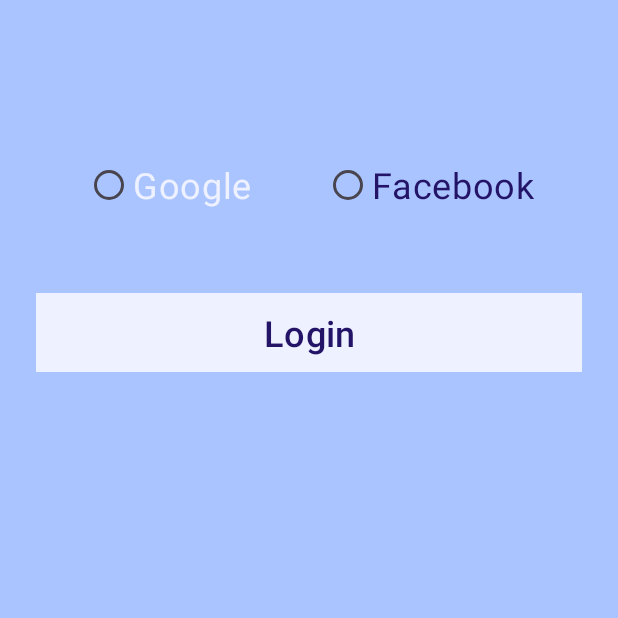
After one commit to MuhammedRefaatMetwally/ITI_Project, an Android app: the SecondActivity screen opened directly, with no data from a screen before it, on a phone screen of 412 x 824 dp, the top half of it. The commit adds this screen. Run offline under Robolectric (Android 15) with nearby library versions, the phone set to English and light mode, and no system bars.

Commit message:
Task#4 Explicit Intent - onActivityResult - startActivityForResult With Request Code and Result Code!

```diff
--- a/app/src/main/AndroidManifest.xml
+++ b/app/src/main/AndroidManifest.xml
@@ -13,6 +13,9 @@
         android:theme="@style/Theme.ITI_Project"
         tools:targetApi="31">
         <activity
+            android:name=".SecondActivity"
+            android:exported="false" />
+        <activity
             android:name=".MainActivity"
             android:exported="true">
             <intent-filter>
--- /dev/null
+++ b/app/src/main/java/com/example/iti_project/Constant.kt
@@ -0,0 +1,10 @@
+package com.example.iti_project
+
+class Constant {
+    companion object {
+        val USER_NAME = "username"
+        val SPORTS = "sport"
+        val GENDER = "gender"
+        val LOGIN_BY = "login_by"
+    }
+}
--- /dev/null
+++ b/app/src/main/java/com/example/iti_project/SecondActivity.kt
@@ -0,0 +1,63 @@
+package com.example.iti_project
+
+import android.content.Intent
+import androidx.appcompat.app.AppCompatActivity
+import android.os.Bundle
+import android.widget.TextView
+import android.widget.Toast
+import com.example.iti_project.databinding.ActivitySecondBinding
+
+class SecondActivity : AppCompatActivity() {
+
+    lateinit var binding: ActivitySecondBinding
+    private lateinit var myTextUsername: TextView
+    override fun onCreate(savedInstanceState: Bundle?) {
+        super.onCreate(savedInstanceState)
+
+        binding = ActivitySecondBinding.inflate(layoutInflater)
+        setContentView(binding.root)
+        myTextUsername = binding.usernameTv
+        getDataThenDisplay()
+
+        binding.loginByButton.setOnClickListener {
+            if (binding.radioGoogle.isChecked || binding.radioFacebook.isChecked) {
+                returnResult()
+            } else {
+                Toast.makeText(
+                    this@SecondActivity,
+                    "Please Select The way you want to Login BY!!",
+                    Toast.LENGTH_LONG
+                ).show()
+            }
+        }
+    }
+
+    private fun getDataThenDisplay() {
+        val username = intent.getStringExtra(Constant.USER_NAME)
+        val sports = intent.getStringExtra(Constant.SPORTS)
+        val gender = intent.getStringExtra(Constant.GENDER)
+
+        myTextUsername.text = username
+
+        Toast.makeText(
+            this,
+            "Hello $username you like $sports and you are $gender :) ",
+            Toast.LENGTH_LONG
+        ).show()
+    }
+
+
+    private fun returnResult() {
+        val loginBy = if (binding.radioGoogle.isChecked) {
+            "Welcome To Google ${myTextUsername.text} !"
+        } else {
+            "Welcome To Facebook ${myTextUsername.text} !"
+        }
+        val intent = Intent()
+        intent.putExtra(Constant.LOGIN_BY, loginBy)
+        setResult(1, intent)
+
+        finish()
+    }
+
+}
--- /dev/null
+++ b/app/src/main/res/layout/activity_second.xml
@@ -0,0 +1,67 @@
+<?xml version="1.0" encoding="utf-8"?>
+<androidx.constraintlayout.widget.ConstraintLayout xmlns:android="http://schemas.android.com/apk/res/android"
+    xmlns:app="http://schemas.android.com/apk/res-auto"
+    xmlns:tools="http://schemas.android.com/tools"
+    android:layout_width="match_parent"
+    android:padding="24dp"
+    android:background="@color/bg_color"
+    android:layout_height="match_parent"
+    tools:context=".SecondActivity">
+
+    <TextView
+        android:layout_width="wrap_content"
+        android:layout_height="wrap_content"
+        app:layout_constraintTop_toTopOf="parent"
+        app:layout_constraintStart_toStartOf="parent"
+        app:layout_constraintEnd_toEndOf="parent"
+        android:id="@+id/username_tv"
+        tools:text="NAMEEEEEEEEEEEE"
+        android:textSize="32sp"
+        android:textStyle="bold" />
+
+    <RadioGroup
+        android:id="@+id/radio_group"
+        app:layout_constraintEnd_toEndOf="parent"
+        app:layout_constraintStart_toStartOf="parent"
+        app:layout_constraintTop_toBottomOf="@id/username_tv"
+        android:layout_margin="32dp"
+        android:orientation="horizontal"
+        android:layout_width="wrap_content"
+        android:layout_height="wrap_content">
+
+        <RadioButton
+            android:id="@+id/radio_google"
+            android:layout_width="wrap_content"
+            android:layout_height="wrap_content"
+            android:text="@string/google"
+            android:textColor="@color/main_text_color"
+            android:textSize="24sp" />
+
+        <RadioButton
+            android:id="@+id/radio_facebook"
+            android:layout_width="wrap_content"
+            android:layout_height="wrap_content"
+            android:text="@string/facebook"
+            android:textColor="@color/btn_text_color"
+            android:layout_marginStart="48dp"
+            android:textSize="24sp" />
+
+    </RadioGroup>
+
+    <Button
+        android:id="@+id/login_by_button"
+        android:layout_width="match_parent"
+        android:layout_height="wrap_content"
+         app:layout_constraintTop_toBottomOf="@id/radio_group"
+         app:layout_constraintEnd_toEndOf="parent"
+        app:layout_constraintStart_toStartOf="parent"
+        android:layout_marginTop="48dp"
+        android:text="@string/login_btn"
+        android:textSize="24sp"
+        app:backgroundTint="@null"
+           android:background="@color/main_text_color"
+        android:textColor="@color/btn_text_color"
+        />
+
+
+</androidx.constraintlayout.widget.ConstraintLayout>
--- a/app/src/main/res/values/strings.xml
+++ b/app/src/main/res/values/strings.xml
@@ -5,9 +5,9 @@
     <string name="username_Label">UserName:</string>
     <string name="password_label">Password:</string>
     <string name="login_form">Login Form</string>
-    <string name="password" >Enter Password</string>
-    <string name="username" >Enter Username</string>
-    <string name="login" >Login</string>
+    <string name="password">Enter Password</string>
+    <string name="username">Enter Username</string>
+    <string name="login">Login</string>
     <string name="sports">Sports:</string>
     <string name="gaming">Gaming</string>
     <string name="soccer">Soccer</string>
@@ -15,5 +15,8 @@
     <string name="male">Male</string>
     <string name="gender">Gender:</string>
     <string name="female">Female</string>
+    <string name="google">Google</string>
+    <string name="facebook">Facebook</string>
+    <string name="login_btn">Login</string>
 
 </resources>
```
Also changed, not shown: app/src/main/java/com/example/iti_project/MainActivity.kt (+67 -31 lines).
